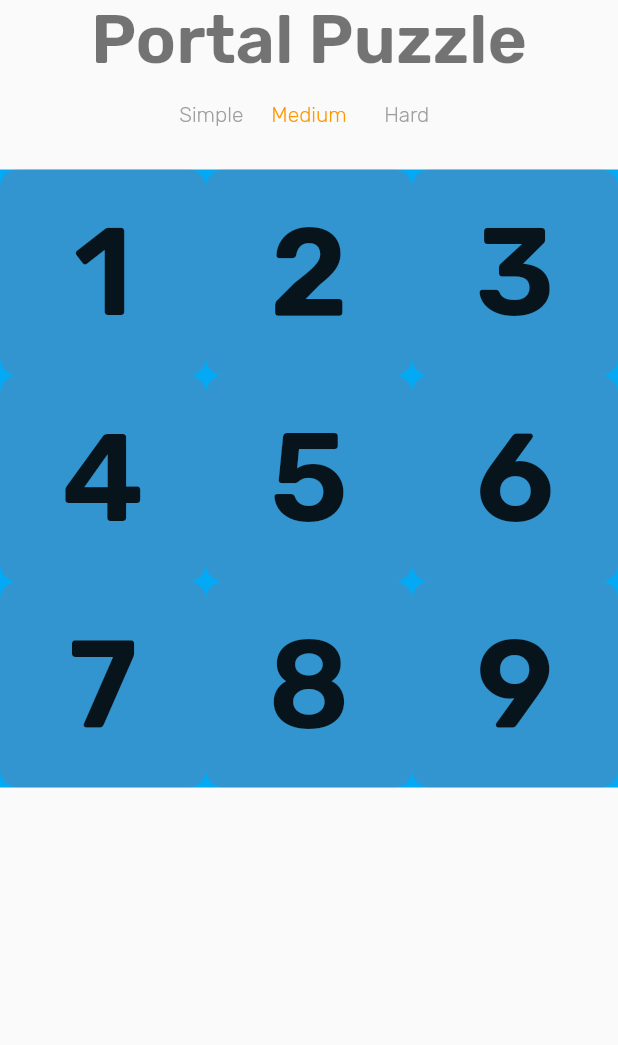
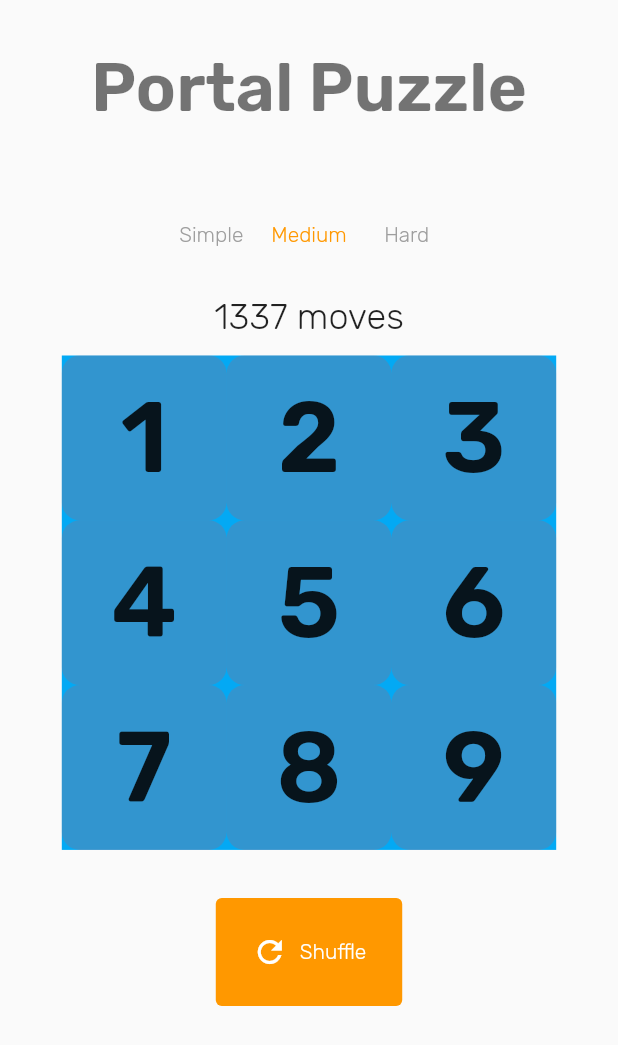
Before and after one commit to mivoligo/portal_puzzle, a Flutter app: the screen it shows after launch, on a phone screen of 412 x 824 dp. Shown: the top 1045 px of the screen. Run offline on Flutter 3.47's test engine with Material 2 defaults, Android fonts, the phone set to English and light mode, and no system bars.

Commit message:
Improve small layout UI

```diff
--- a/lib/small_layout.dart
+++ b/lib/small_layout.dart
@@ -2,29 +2,46 @@ import 'package:flutter/material.dart';
 import 'package:portal_puzzle/app_title.dart';
 import 'package:portal_puzzle/difficulty_selector.dart';
 import 'package:portal_puzzle/game_board.dart';
+import 'package:portal_puzzle/hero_button.dart';
 
 class SmallLayout extends StatelessWidget {
   const SmallLayout({Key? key}) : super(key: key);
 
   @override
   Widget build(BuildContext context) {
-    return Column(
+    return LayoutBuilder(builder: (context, constraints) {
+      return Stack(
+        alignment: Alignment.center,
         children: [
-        const AppTitle(),
-        Expanded(
+          SingleChildScrollView(
             child: Column(
               children: [
-              const DifficultySelector(),
+                const Padding(
+                  padding: EdgeInsets.all(32.0),
+                  child: AppTitle(),
+                ),
+                const Padding(
+                  padding: EdgeInsets.all(16.0),
+                  child: DifficultySelector(),
+                ),
+                const Text(
+                  '1337 moves',
+                  style: TextStyle(fontSize: 24),
+                ),
                 const SizedBox(height: 12),
-              LayoutBuilder(
-                builder: (context, constraints) {
-                  return GameBoard(parentSize: constraints.biggest);
-                },
+                GameBoard(parentSize: constraints.biggest * 0.8),
+                Padding(
+                  padding: const EdgeInsets.all(32.0),
+                  child: HeroButton(
+                    label: 'Shuffle',
+                    onPressed: () {},
+                  ),
                 ),
               ],
             ),
           ),
         ],
       );
+    });
   }
 }
```
Lines whose indentation alone changed are shown as unchanged.
